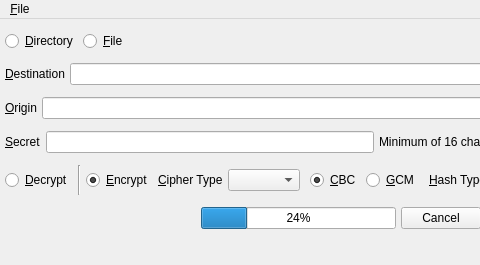
Old version of the form branches/trunk/UI/spot-on-encryptfile.ui in the repository textbrowser/spot-on; both pictures show x 0 to 480 and y 0 to 265 of the 883 by 265 pixel window.
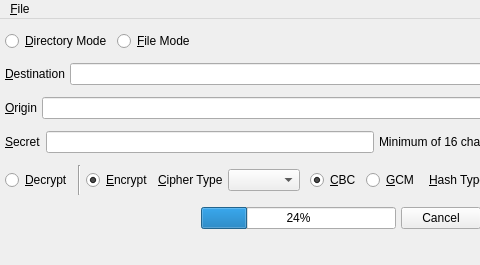
New version of the form. Icons and pictures are not drawn.

Diff of the .ui file:
```diff
--- a/branches/trunk/UI/spot-on-encryptfile.ui
+++ b/branches/trunk/UI/spot-on-encryptfile.ui
@@ -36,14 +36,14 @@
       <item>
        <widget class="QRadioButton" name="directory_mode">
         <property name="text">
-         <string>&amp;Directory</string>
+         <string>&amp;Directory Mode</string>
         </property>
        </widget>
       </item>
       <item>
        <widget class="QRadioButton" name="file_mode">
         <property name="text">
-         <string>&amp;File</string>
+         <string>&amp;File Mode</string>
         </property>
         <property name="checked">
          <bool>true</bool>
```
